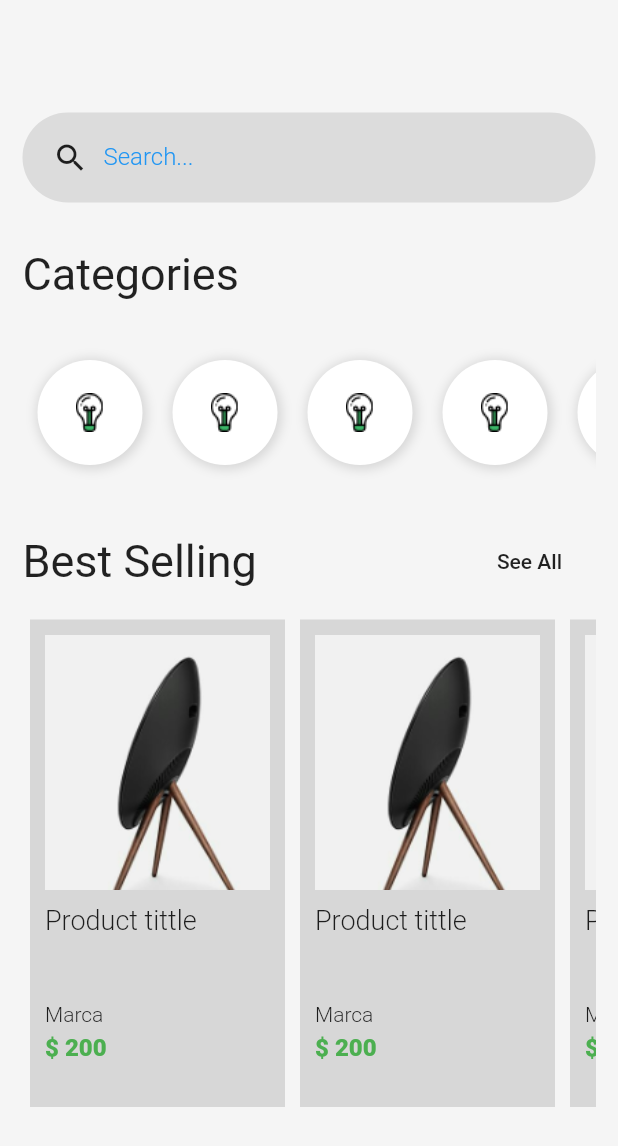
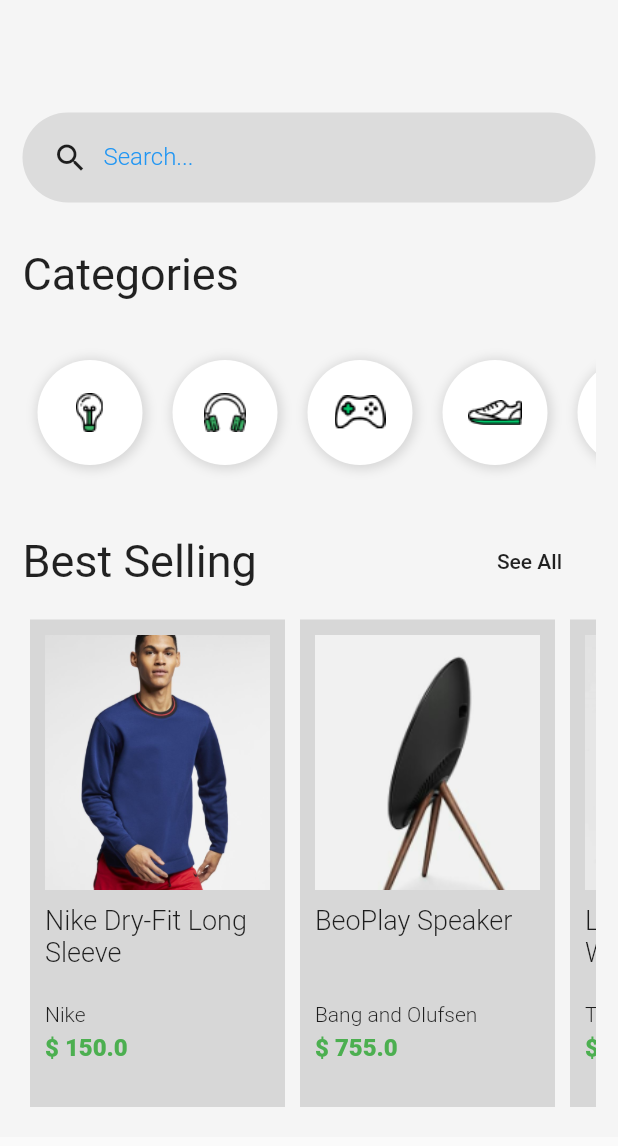
Before and after one commit to DiegoRomario/go_mall_flutter_app, a Flutter app: the HomePage screen opened directly, on a phone screen of 412 x 824 dp. Shown: the top 1146 px of the screen. Run offline on Flutter 3.47's test engine with Material 2 defaults, Android fonts, the phone set to English and light mode, and no system bars.

Commit message:
refactoring widgets

```diff
--- a/lib/main.dart
+++ b/lib/main.dart
@@ -1,6 +1,5 @@
 import 'package:flutter/material.dart';
-
-import 'pages/login.page.dart';
+import 'pages/tabs.page.dart';
 
 void main() => runApp(MyApp());
 
@@ -14,7 +13,7 @@
       theme: ThemeData(
         primarySwatch: Colors.blue,
       ),
-      home: LoginPage(),
+      home: DefaultTabController(length: 3, child: TabsPage()),
     );
   }
 }
--- a/lib/pages/home.page.dart
+++ b/lib/pages/home.page.dart
@@ -1,12 +1,14 @@
 import 'package:flutter/material.dart';
-
-import 'product.page.dart';
+import 'package:go_mall_flutter_app/widgets/category/category-list.dart';
+import 'package:go_mall_flutter_app/widgets/product/product-list.widget.dart';
+import 'package:go_mall_flutter_app/widgets/search-box.widget.dart';
 
 class HomePage extends StatelessWidget {
   @override
   Widget build(BuildContext context) {
     return Scaffold(
-      body: Container(
+      body: SingleChildScrollView(
+        child: Container(
           padding: EdgeInsets.all(15),
           color: Color(0xFFF5F5F5),
           child: Column(
@@ -15,7 +17,7 @@
               SizedBox(
                 height: 60,
               ),
-            search(),
+              SearchBox(),
               SizedBox(
                 height: 30,
               ),
@@ -28,7 +30,7 @@
               ),
               Container(
                 height: 90,
-              child: categoryList(),
+                child: CategoryList(),
               ),
               SizedBox(
                 height: 30,
@@ -50,173 +52,14 @@
               ),
               Container(
                 height: 335,
-              child: productList(context),
+                child: ProductList(
+                  scrollDirection: Axis.horizontal,
+                ),
               )
             ],
+          ),
         ),
       ),
     );
   }
 }
-
-Widget search() {
-  return Container(
-    decoration: BoxDecoration(
-      color: Colors.black.withOpacity(0.1),
-      borderRadius: BorderRadius.all(
-        Radius.circular(128),
-      ),
-    ),
-    height: 60,
-    padding: EdgeInsets.only(
-      left: 20,
-    ),
-    child: Row(
-      children: <Widget>[
-        Icon(
-          Icons.search,
-        ),
-        Container(
-          width: 300,
-          padding: EdgeInsets.only(
-            left: 10,
-          ),
-          child: TextFormField(
-            keyboardType: TextInputType.text,
-            decoration: InputDecoration(
-              border: InputBorder.none,
-              labelText: "Search...",
-              labelStyle: TextStyle(
-                color: Colors.blue,
-                fontWeight: FontWeight.w300,
-                fontSize: 16,
-              ),
-            ),
-            style: TextStyle(
-              fontSize: 20,
-              color: Colors.blue,
-            ),
-          ),
-        )
-      ],
-    ),
-  );
-}
-
-Widget categoryList() {
-  return Container(
-    child: ListView(
-      scrollDirection: Axis.horizontal,
-      children: <Widget>[
-        categoryItem(),
-        categoryItem(),
-        categoryItem(),
-        categoryItem(),
-        categoryItem(),
-      ],
-    ),
-  );
-}
-
-Widget categoryItem() {
-  return Container(
-    width: 70,
-    height: 70,
-    margin: EdgeInsets.all(10),
-    padding: EdgeInsets.all(10),
-    decoration: BoxDecoration(
-      color: Colors.white,
-      boxShadow: [
-        new BoxShadow(
-          color: Colors.black12,
-          offset: new Offset(1, 1),
-          blurRadius: 5,
-          spreadRadius: 2,
-        ),
-      ],
-      borderRadius: BorderRadius.all(
-        Radius.circular(64),
-      ),
-    ),
-    child: Image.asset("assets/Icon_Devices.png"),
-  );
-}
-
-Widget productItem(BuildContext context) {
-  return Container(
-    padding: EdgeInsets.all(10),
-    margin: EdgeInsets.all(5),
-    width: 170,
-    color: Colors.black12,
-    child: Column(
-      crossAxisAlignment: CrossAxisAlignment.start,
-      children: <Widget>[
-        GestureDetector(
-          onTap: () {
-            Navigator.push(
-              context,
-              MaterialPageRoute(
-                builder: (context) => ProductPage(),
-              ),
-            );
-          },
-          child: Image.asset(
-            "assets/product-1.png",
-            width: 170,
-            height: 170,
-            fit: BoxFit.cover,
-          ),
-        ),
-        SizedBox(
-          height: 10,
-        ),
-        Container(
-          height: 60,
-          child: Text(
-            "Product tittle",
-            style: TextStyle(
-              fontSize: 18,
-              fontWeight: FontWeight.w300,
-            ),
-          ),
-        ),
-        SizedBox(
-          height: 5,
-        ),
-        Text(
-          "Marca",
-          style: TextStyle(
-            fontSize: 14,
-            fontWeight: FontWeight.w300,
-          ),
-        ),
-        SizedBox(
-          height: 5,
-        ),
-        Text(
-          "\$ 200",
-          style: TextStyle(
-            fontSize: 16,
-            fontWeight: FontWeight.w900,
-            color: Colors.green,
-          ),
-        )
-      ],
-    ),
-  );
-}
-
-Widget productList(BuildContext context) {
-  return Container(
-    child: ListView(
-      scrollDirection: Axis.horizontal,
-      children: <Widget>[
-        productItem(context),
-        productItem(context),
-        productItem(context),
-        productItem(context),
-        productItem(context),
-      ],
-    ),
-  );
-}
--- /dev/null
+++ b/lib/widgets/category/category-item.widget.dart
@@ -0,0 +1,32 @@
+import 'package:flutter/material.dart';
+
+class CategoryItem extends StatelessWidget {
+  final String image;
+
+  CategoryItem({@required this.image});
+
+  @override
+  Widget build(BuildContext context) {
+    return Container(
+      width: 70,
+      height: 70,
+      margin: EdgeInsets.all(10),
+      padding: EdgeInsets.all(10),
+      decoration: BoxDecoration(
+        color: Colors.white,
+        boxShadow: [
+          new BoxShadow(
+            color: Colors.black12,
+            offset: new Offset(1, 1),
+            blurRadius: 5,
+            spreadRadius: 2,
+          ),
+        ],
+        borderRadius: BorderRadius.all(
+          Radius.circular(64),
+        ),
+      ),
+      child: Image.asset(image),
+    );
+  }
+}
--- /dev/null
+++ b/lib/widgets/category/category-list.dart
@@ -0,0 +1,20 @@
+import 'package:flutter/material.dart';
+import 'package:go_mall_flutter_app/widgets/category/category-item.widget.dart';
+
+class CategoryList extends StatelessWidget {
+  @override
+  Widget build(BuildContext context) {
+    return Container(
+      child: ListView(
+        scrollDirection: Axis.horizontal,
+        children: <Widget>[
+          CategoryItem(image: "assets/Icon_Devices.png"),
+          CategoryItem(image: "assets/Icon_Gadgets.png"),
+          CategoryItem(image: "assets/Icon_Gaming.png"),
+          CategoryItem(image: "assets/Icon_Mens_Shoe.png"),
+          CategoryItem(image: "assets/Icon_Womens_Shoe.png"),
+        ],
+      ),
+    );
+  }
+}
--- /dev/null
+++ b/lib/widgets/product/product-card-widget.dart
@@ -0,0 +1,86 @@
+import 'package:flutter/material.dart';
+import 'package:go_mall_flutter_app/pages/product.page.dart';
+
+class ProductCard extends StatelessWidget {
+  final String image;
+  final String title;
+  final String description;
+  final double price;
+
+  ProductCard({
+    @required this.image,
+    @required this.title,
+    @required this.description,
+    @required this.price,
+  });
+
+  @override
+  Widget build(BuildContext context) {
+    return Container(
+      padding: EdgeInsets.all(10),
+      margin: EdgeInsets.all(5),
+      width: 170,
+      color: Colors.black12,
+      child: Column(
+        crossAxisAlignment: CrossAxisAlignment.start,
+        children: <Widget>[
+          GestureDetector(
+            onTap: () {
+              Navigator.push(
+                context,
+                MaterialPageRoute(
+                  builder: (context) => ProductPage(
+                    title: title,
+                    description: description,
+                    price: price,
+                    image: image,
+                  ),
+                ),
+              );
+            },
+            child: Image.asset(
+              image,
+              width: 170,
+              height: 170,
+              fit: BoxFit.cover,
+            ),
+          ),
+          SizedBox(
+            height: 10,
+          ),
+          Container(
+            height: 60,
+            child: Text(
+              title,
+              style: TextStyle(
+                fontSize: 18,
+                fontWeight: FontWeight.w300,
+              ),
+            ),
+          ),
+          SizedBox(
+            height: 5,
+          ),
+          Text(
+            description,
+            style: TextStyle(
+              fontSize: 14,
+              fontWeight: FontWeight.w300,
+            ),
+          ),
+          SizedBox(
+            height: 5,
+          ),
+          Text(
+            "\$ $price",
+            style: TextStyle(
+              fontSize: 16,
+              fontWeight: FontWeight.w900,
+              color: Colors.green,
+            ),
+          )
+        ],
+      ),
+    );
+  }
+}
--- /dev/null
+++ b/lib/widgets/product/product-list.widget.dart
@@ -0,0 +1,49 @@
+import 'package:flutter/material.dart';
+import 'package:go_mall_flutter_app/widgets/product/product-card-widget.dart';
+
+class ProductList extends StatelessWidget {
+  final Axis scrollDirection;
+
+  ProductList({@required this.scrollDirection});
+
+  @override
+  Widget build(BuildContext context) {
+    return Container(
+      child: ListView(
+        scrollDirection: scrollDirection,
+        children: <Widget>[
+          ProductCard(
+            title: "Nike Dry-Fit Long Sleeve",
+            description: "Nike",
+            image: "assets/product-10.png",
+            price: 150,
+          ),
+          ProductCard(
+            title: "BeoPlay Speaker",
+            description: "Bang and Olufsen",
+            image: "assets/product-1.png",
+            price: 755,
+          ),
+          ProductCard(
+            title: "Leather Wristwatch",
+            description: "Tag Heuer",
+            image: "assets/product-2.png",
+            price: 450,
+          ),
+          ProductCard(
+            title: "Smart Bluetooth Speaker",
+            description: "Google inc.",
+            image: "assets/product-3.png",
+            price: 900,
+          ),
+          ProductCard(
+            title: "Earphone",
+            description: "Apple",
+            image: "assets/product-7.png",
+            price: 900,
+          ),
+        ],
+      ),
+    );
+  }
+}
--- /dev/null
+++ b/lib/widgets/search-box.widget.dart
@@ -0,0 +1,48 @@
+import 'package:flutter/material.dart';
+
+class SearchBox extends StatelessWidget {
+  @override
+  Widget build(BuildContext context) {
+    return Container(
+      decoration: BoxDecoration(
+        color: Colors.black.withOpacity(0.1),
+        borderRadius: BorderRadius.all(
+          Radius.circular(128),
+        ),
+      ),
+      height: 60,
+      padding: EdgeInsets.only(
+        left: 20,
+      ),
+      child: Row(
+        children: <Widget>[
+          Icon(
+            Icons.search,
+          ),
+          Container(
+            width: 300,
+            padding: EdgeInsets.only(
+              left: 10,
+            ),
+            child: TextFormField(
+              keyboardType: TextInputType.text,
+              decoration: InputDecoration(
+                border: InputBorder.none,
+                labelText: "Search...",
+                labelStyle: TextStyle(
+                  color: Colors.blue,
+                  fontWeight: FontWeight.w300,
+                  fontSize: 16,
+                ),
+              ),
+              style: TextStyle(
+                fontSize: 20,
+                color: Colors.blue,
+              ),
+            ),
+          )
+        ],
+      ),
+    );
+  }
+}
```
Also changed, not shown: lib/pages/cart.page.dart (added, +154 -0 lines), lib/pages/login.page.dart (+3 -9 lines), lib/pages/product.page.dart (+45 -2 lines), lib/pages/tabs.page.dart (added, +39 -0 lines). Lines whose indentation alone changed are shown as unchanged.
